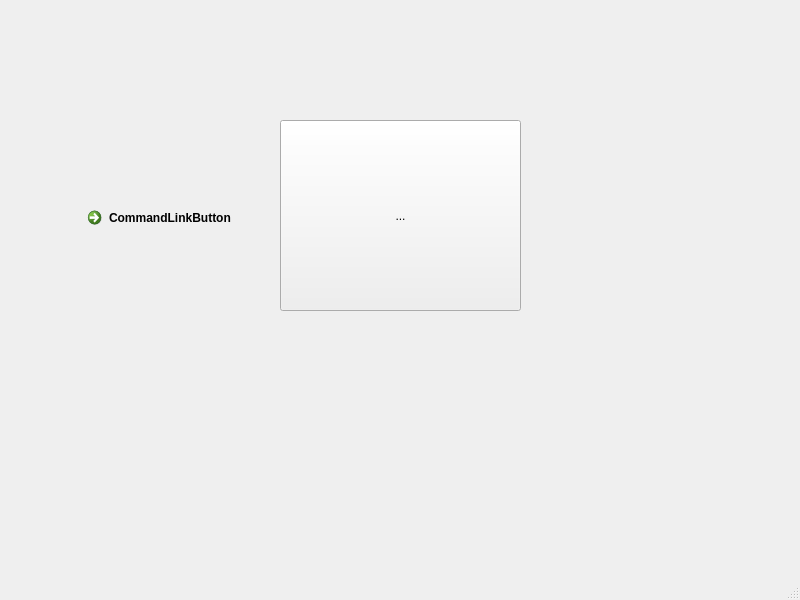
This is accountWindow.ui in Dysky2/SEP as Qt 5 draws it before an edit. The edited form follows.
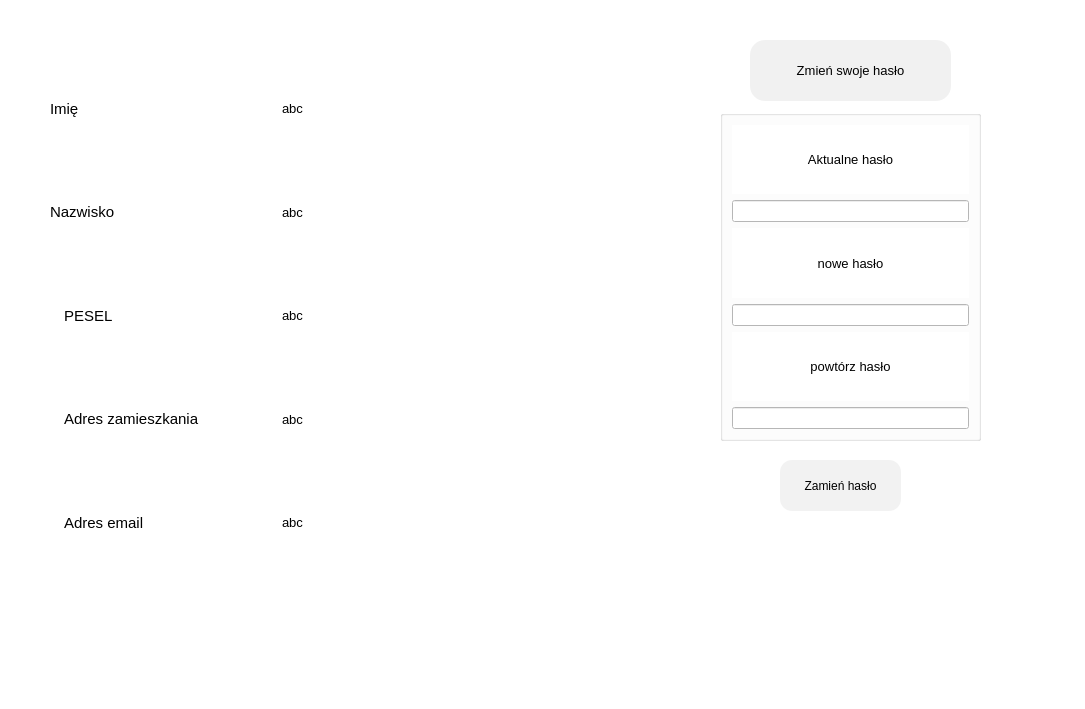
This is the edited form.

Patch:
```diff
--- a/accountWindow.ui
+++ b/accountWindow.ui
@@ -2,43 +2,384 @@
 <ui version="4.0">
  <class>Account</class>
  <widget class="QMainWindow" name="Account">
+  <property name="enabled">
+   <bool>true</bool>
+  </property>
   <property name="geometry">
    <rect>
     <x>0</x>
     <y>0</y>
-    <width>800</width>
-    <height>600</height>
+    <width>1085</width>
+    <height>709</height>
    </rect>
   </property>
+  <property name="minimumSize">
+   <size>
+    <width>1085</width>
+    <height>0</height>
+   </size>
+  </property>
+  <property name="maximumSize">
+   <size>
+    <width>1085</width>
+    <height>16777215</height>
+   </size>
+  </property>
   <property name="windowTitle">
    <string>MainWindow</string>
   </property>
+  <property name="styleSheet">
+   <string notr="true">background-color: rgb(255, 255, 255);
+color: black;
+</string>
+  </property>
   <widget class="QWidget" name="centralwidget">
-   <widget class="QToolButton" name="toolButton">
+   <widget class="QLabel" name="label_17">
     <property name="geometry">
      <rect>
-      <x>280</x>
-      <y>120</y>
-      <width>241</width>
-      <height>191</height>
+      <x>750</x>
+      <y>40</y>
+      <width>201</width>
+      <height>61</height>
      </rect>
     </property>
+    <property name="font">
+     <font>
+      <pointsize>10</pointsize>
+     </font>
+    </property>
+    <property name="styleSheet">
+     <string notr="true">background-color: rgb(241, 241, 241);
+border-radius: 15px;</string>
+    </property>
     <property name="text">
-     <string>...</string>
+     <string>Zmień swoje hasło</string>
     </property>
+    <property name="alignment">
+     <set>Qt::AlignmentFlag::AlignCenter</set>
+    </property>
    </widget>
-   <widget class="QCommandLinkButton" name="commandLinkButton">
+   <widget class="QPushButton" name="pushButton_changePassword">
     <property name="geometry">
      <rect>
-      <x>80</x>
-      <y>200</y>
-      <width>172</width>
-      <height>41</height>
+      <x>780</x>
+      <y>460</y>
+      <width>121</width>
+      <height>51</height>
      </rect>
     </property>
+    <property name="cursor">
+     <cursorShape>PointingHandCursor</cursorShape>
+    </property>
+    <property name="styleSheet">
+     <string notr="true">border-radius: 12px;
+background-color: rgb(242, 242, 242);</string>
+    </property>
     <property name="text">
-     <string>CommandLinkButton</string>
+     <string>Zamień hasło</string>
     </property>
+    <property name="checkable">
+     <bool>false</bool>
+    </property>
+    <property name="autoDefault">
+     <bool>false</bool>
+    </property>
+   </widget>
+   <widget class="QGroupBox" name="groupBox">
+    <property name="enabled">
+     <bool>true</bool>
+    </property>
+    <property name="geometry">
+     <rect>
+      <x>720</x>
+      <y>110</y>
+      <width>261</width>
+      <height>331</height>
+     </rect>
+    </property>
+    <property name="styleSheet">
+     <string notr="true"/>
+    </property>
+    <layout class="QVBoxLayout" name="verticalLayout_5">
+     <item>
+      <layout class="QVBoxLayout" name="verticalLayout_2">
+       <item>
+        <widget class="QLabel" name="label_18">
+         <property name="font">
+          <font>
+           <pointsize>10</pointsize>
+          </font>
+         </property>
+         <property name="text">
+          <string>Aktualne hasło</string>
+         </property>
+         <property name="alignment">
+          <set>Qt::AlignmentFlag::AlignCenter</set>
+         </property>
+         <property name="wordWrap">
+          <bool>false</bool>
+         </property>
+        </widget>
+       </item>
+       <item>
+        <widget class="QLineEdit" name="lineEdit_currentPassword"/>
+       </item>
+      </layout>
+     </item>
+     <item>
+      <layout class="QVBoxLayout" name="verticalLayout_3">
+       <item>
+        <widget class="QLabel" name="label_19">
+         <property name="font">
+          <font>
+           <pointsize>10</pointsize>
+          </font>
+         </property>
+         <property name="text">
+          <string>nowe hasło</string>
+         </property>
+         <property name="alignment">
+          <set>Qt::AlignmentFlag::AlignCenter</set>
+         </property>
+        </widget>
+       </item>
+       <item>
+        <widget class="QLineEdit" name="lineEdit_2"/>
+       </item>
+      </layout>
+     </item>
+     <item>
+      <layout class="QVBoxLayout" name="verticalLayout_4">
+       <item>
+        <widget class="QLabel" name="label_20">
+         <property name="font">
+          <font>
+           <pointsize>10</pointsize>
+          </font>
+         </property>
+         <property name="text">
+          <string>powtórz hasło</string>
+         </property>
+         <property name="alignment">
+          <set>Qt::AlignmentFlag::AlignCenter</set>
+         </property>
+        </widget>
+       </item>
+       <item>
+        <widget class="QLineEdit" name="lineEdit_3"/>
+       </item>
+      </layout>
+     </item>
+    </layout>
+   </widget>
+   <widget class="QWidget" name="widget" native="true">
+    <property name="geometry">
+     <rect>
+      <x>50</x>
+      <y>60</y>
+      <width>431</width>
+      <height>511</height>
+     </rect>
+    </property>
+    <property name="styleSheet">
+     <string notr="true"/>
+    </property>
+    <layout class="QVBoxLayout" name="verticalLayout">
+     <item>
+      <layout class="QHBoxLayout" name="horizontalLayout">
+       <item>
+        <widget class="QLabel" name="label">
+         <property name="font">
+          <font>
+           <family>Segoe UI</family>
+           <pointsize>11</pointsize>
+           <italic>false</italic>
+           <bold>false</bold>
+          </font>
+         </property>
+         <property name="styleSheet">
+          <string notr="true">font: 11pt &quot;Segoe UI&quot;;</string>
+         </property>
+         <property name="text">
+          <string>Imię</string>
+         </property>
+         <property name="margin">
+          <number>10</number>
+         </property>
+        </widget>
+       </item>
+       <item>
+        <widget class="QLabel" name="label_name">
+         <property name="font">
+          <font>
+           <pointsize>10</pointsize>
+          </font>
+         </property>
+         <property name="styleSheet">
+          <string notr="true">margin-left: 10px;</string>
+         </property>
+         <property name="text">
+          <string>abc</string>
+         </property>
+        </widget>
+       </item>
+      </layout>
+     </item>
+     <item>
+      <layout class="QHBoxLayout" name="horizontalLayout_6">
+       <item>
+        <widget class="QLabel" name="label_11">
+         <property name="font">
+          <font>
+           <family>Segoe UI</family>
+           <pointsize>11</pointsize>
+           <italic>false</italic>
+           <bold>false</bold>
+          </font>
+         </property>
+         <property name="styleSheet">
+          <string notr="true">font: 11pt &quot;Segoe UI&quot;;</string>
+         </property>
+         <property name="text">
+          <string>Nazwisko</string>
+         </property>
+         <property name="margin">
+          <number>10</number>
+         </property>
+        </widget>
+       </item>
+       <item>
+        <widget class="QLabel" name="label_surname">
+         <property name="font">
+          <font>
+           <pointsize>10</pointsize>
+          </font>
+         </property>
+         <property name="styleSheet">
+          <string notr="true">margin-left: 10px;</string>
+         </property>
+         <property name="text">
+          <string>abc</string>
+         </property>
+        </widget>
+       </item>
+      </layout>
+     </item>
+     <item>
+      <layout class="QHBoxLayout" name="horizontalLayout_9">
+       <item>
+        <widget class="QLabel" name="label_22">
+         <property name="font">
+          <font>
+           <family>Segoe UI</family>
+           <pointsize>11</pointsize>
+           <italic>false</italic>
+           <bold>false</bold>
+          </font>
+         </property>
+         <property name="styleSheet">
+          <string notr="true">margin-left: 10px;
+font: 11pt &quot;Segoe UI&quot;;</string>
+         </property>
+         <property name="text">
+          <string>PESEL</string>
+         </property>
+        </widget>
+       </item>
+       <item>
+        <widget class="QLabel" name="label_id">
+         <property name="font">
+          <font>
+           <pointsize>10</pointsize>
+          </font>
+         </property>
+         <property name="styleSheet">
+          <string notr="true">margin-left: 10px;</string>
+         </property>
+         <property name="text">
+          <string>abc</string>
+         </property>
+        </widget>
+       </item>
+      </layout>
+     </item>
+     <item>
+      <layout class="QHBoxLayout" name="horizontalLayout_7">
+       <item>
+        <widget class="QLabel" name="label_13">
+         <property name="font">
+          <font>
+           <family>Segoe UI</family>
+           <pointsize>11</pointsize>
+           <italic>false</italic>
+           <bold>false</bold>
+          </font>
+         </property>
+         <property name="styleSheet">
+          <string notr="true">margin-left: 10px;
+font: 11pt &quot;Segoe UI&quot;;</string>
+         </property>
+         <property name="text">
+          <string>Adres zamieszkania</string>
+         </property>
+        </widget>
+       </item>
+       <item>
+        <widget class="QLabel" name="label_location">
+         <property name="font">
+          <font>
+           <pointsize>10</pointsize>
+          </font>
+         </property>
+         <property name="styleSheet">
+          <string notr="true">margin-left: 10px;</string>
+         </property>
+         <property name="text">
+          <string>abc</string>
+         </property>
+        </widget>
+       </item>
+      </layout>
+     </item>
+     <item>
+      <layout class="QHBoxLayout" name="horizontalLayout_8">
+       <item>
+        <widget class="QLabel" name="label_15">
+         <property name="font">
+          <font>
+           <family>Segoe UI</family>
+           <pointsize>11</pointsize>
+           <italic>false</italic>
+           <bold>false</bold>
+          </font>
+         </property>
+         <property name="styleSheet">
+          <string notr="true">margin-left: 10px;
+font: 11pt &quot;Segoe UI&quot;;</string>
+         </property>
+         <property name="text">
+          <string>Adres email</string>
+         </property>
+        </widget>
+       </item>
+       <item>
+        <widget class="QLabel" name="label_email">
+         <property name="font">
+          <font>
+           <pointsize>10</pointsize>
+          </font>
+         </property>
+         <property name="styleSheet">
+          <string notr="true">margin-left: 10px;</string>
+         </property>
+         <property name="text">
+          <string>abc</string>
+         </property>
+        </widget>
+       </item>
+      </layout>
+     </item>
+    </layout>
    </widget>
   </widget>
   <widget class="QMenuBar" name="menubar">
```
Left out of the diff: 4 changed lines with no effect on the pictures.
